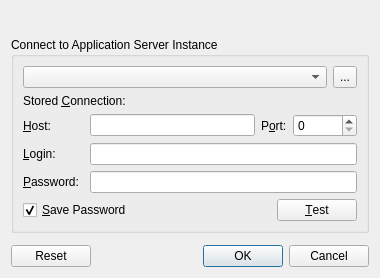
First picture: the form in client/src/ui/dialogs/login_dialog.ui, repository networkoptix/nx_open, before the edit.
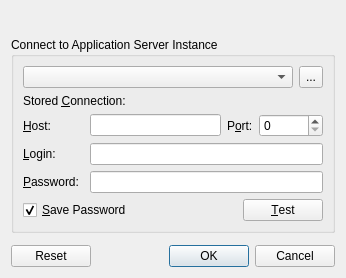
Second picture: the form after the edit.

Commit message:
Focus on first empty field when popping up connection dialog.
<==== Mercurial data ====>
Branch: master

What changed in the file:
```diff
--- a/client/src/ui/dialogs/login_dialog.ui
+++ b/client/src/ui/dialogs/login_dialog.ui
@@ -6,8 +6,8 @@
    <rect>
     <x>0</x>
     <y>0</y>
-    <width>380</width>
-    <height>273</height>
+    <width>346</width>
+    <height>271</height>
    </rect>
   </property>
   <property name="windowTitle">
```
Left out of the diff: 13 changed lines with no effect on the pictures. The commit also changes 2 other files.
